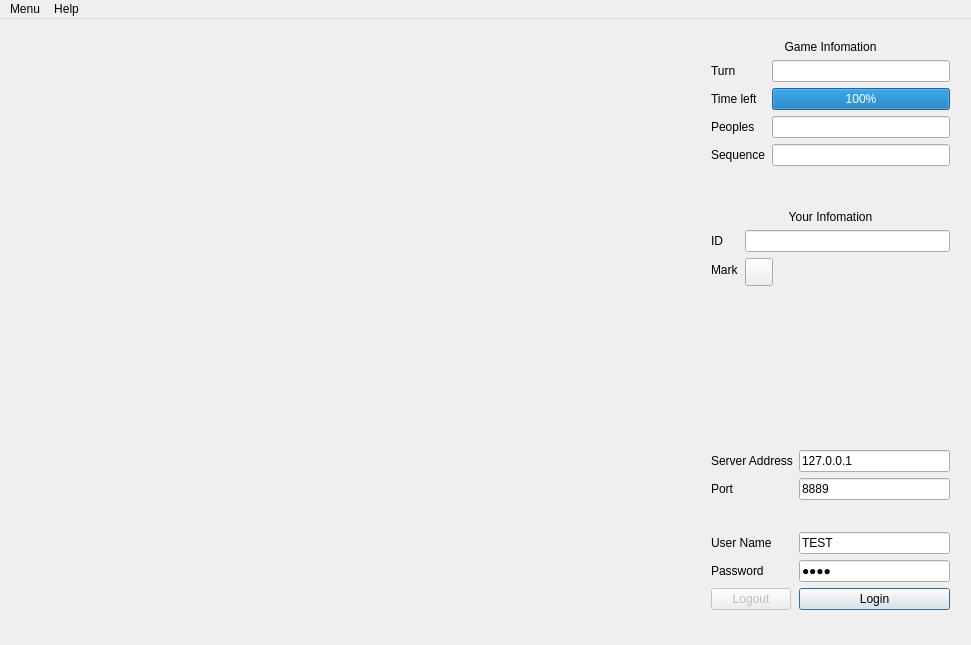
First picture: the form in Client.Qt/MainWindow.ui, repository HadesD/CaroOnline, before the edit.
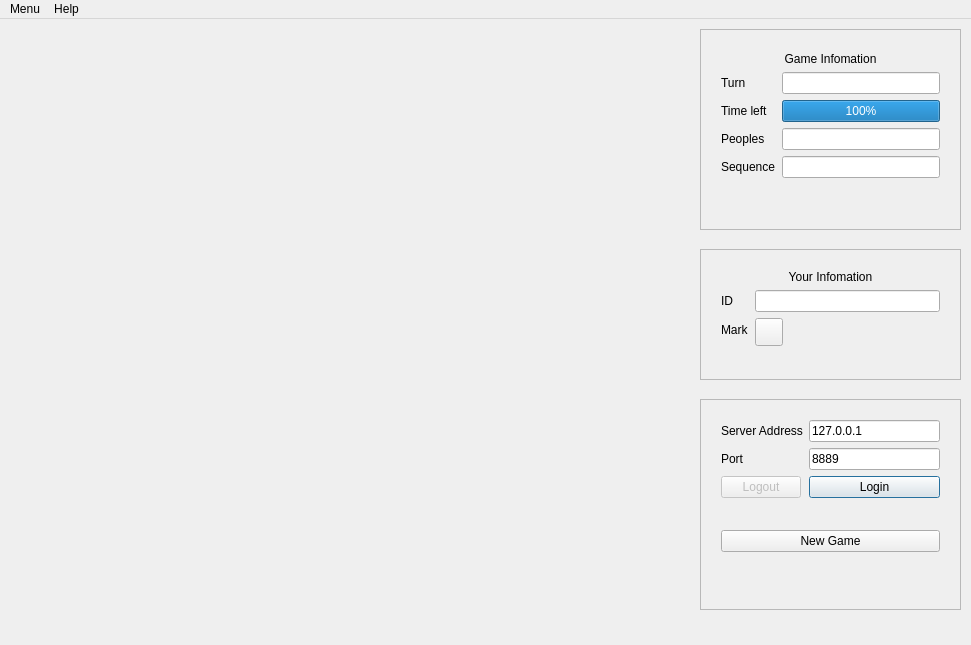
Second picture: the form after the edit. Icons and pictures are not drawn.

Commit message: Re-design form

```diff
--- a/Client.Qt/MainWindow.ui
+++ b/Client.Qt/MainWindow.ui
@@ -1307,13 +1307,122 @@
      </property>
     </layout>
    </widget>
+   <widget class="QFrame" name="frame">
+    <property name="geometry">
+     <rect>
+      <x>700</x>
+      <y>230</y>
+      <width>261</width>
+      <height>131</height>
+     </rect>
+    </property>
+    <property name="frameShape">
+     <enum>QFrame::StyledPanel</enum>
+    </property>
+    <property name="frameShadow">
+     <enum>QFrame::Raised</enum>
+    </property>
+    <widget class="QWidget" name="formLayoutWidget_3">
+     <property name="geometry">
+      <rect>
+       <x>10</x>
+       <y>10</y>
+       <width>241</width>
+       <height>111</height>
+      </rect>
+     </property>
+     <layout class="QFormLayout" name="playerInfoLayout">
+      <property name="verticalSpacing">
+       <number>6</number>
+      </property>
+      <item row="0" column="0" colspan="2">
+       <widget class="QLabel" name="label">
+        <property name="locale">
+         <locale language="English" country="UnitedStates"/>
+        </property>
+        <property name="text">
+         <string>Your Infomation</string>
+        </property>
+        <property name="alignment">
+         <set>Qt::AlignCenter</set>
+        </property>
+       </widget>
+      </item>
+      <item row="1" column="0">
+       <widget class="QLabel" name="label_5">
+        <property name="text">
+         <string>ID</string>
+        </property>
+       </widget>
+      </item>
+      <item row="2" column="0">
+       <widget class="QLabel" name="label_3">
+        <property name="text">
+         <string>Mark</string>
+        </property>
+       </widget>
+      </item>
+      <item row="2" column="1">
+       <widget class="QPushButton" name="playerInfoMarkButton">
+        <property name="enabled">
+         <bool>true</bool>
+        </property>
+        <property name="sizePolicy">
+         <sizepolicy hsizetype="Fixed" vsizetype="Preferred">
+          <horstretch>0</horstretch>
+          <verstretch>0</verstretch>
+         </sizepolicy>
+        </property>
+        <property name="styleSheet">
+         <string notr="true">width: 20px;
+height: 20px;</string>
+        </property>
+        <property name="locale">
+         <locale language="English" country="UnitedStates"/>
+        </property>
+        <property name="text">
+         <string/>
+        </property>
+       </widget>
+      </item>
+      <item row="1" column="1">
+       <widget class="QLineEdit" name="playerInfoShowId">
+        <property name="enabled">
+         <bool>true</bool>
+        </property>
+        <property name="alignment">
+         <set>Qt::AlignCenter</set>
+        </property>
+        <property name="readOnly">
+         <bool>true</bool>
+        </property>
+       </widget>
+      </item>
+     </layout>
+    </widget>
+   </widget>
+   <widget class="QFrame" name="frame_2">
+    <property name="geometry">
+     <rect>
+      <x>700</x>
+      <y>380</y>
+      <width>261</width>
+      <height>211</height>
+     </rect>
+    </property>
+    <property name="frameShape">
+     <enum>QFrame::StyledPanel</enum>
+    </property>
+    <property name="frameShadow">
+     <enum>QFrame::Raised</enum>
+    </property>
    <widget class="QWidget" name="formLayoutWidget">
     <property name="geometry">
      <rect>
-      <x>700</x>
-      <y>420</y>
-      <width>261</width>
-      <height>215</height>
+       <x>10</x>
+       <y>10</y>
+       <width>241</width>
+       <height>186</height>
      </rect>
     </property>
     <layout class="QFormLayout" name="loginFormLayout">
@@ -1351,62 +1460,17 @@
        </property>
       </widget>
      </item>
-     <item row="3" column="0">
-      <widget class="QLabel" name="userNameLabel">
-       <property name="enabled">
+      <item row="2" column="1">
+       <widget class="QPushButton" name="loginButton">
+        <property name="text">
+         <string>Login</string>
+        </property>
+        <property name="default">
         <bool>true</bool>
        </property>
-       <property name="frameShape">
-        <enum>QFrame::NoFrame</enum>
-       </property>
-       <property name="text">
-        <string>User Name</string>
-       </property>
-       <property name="textFormat">
-        <enum>Qt::PlainText</enum>
-       </property>
-      </widget>
-     </item>
-     <item row="3" column="1">
-      <widget class="QLineEdit" name="userNameInput">
-       <property name="locale">
-        <locale language="English" country="UnitedStates"/>
-       </property>
-       <property name="text">
-        <string>TEST</string>
-       </property>
-       <property name="placeholderText">
-        <string>Your login name</string>
-       </property>
-      </widget>
-     </item>
-     <item row="4" column="0">
-      <widget class="QLabel" name="passwordLabel">
-       <property name="text">
-        <string>Password</string>
-       </property>
-       <property name="textFormat">
-        <enum>Qt::PlainText</enum>
-       </property>
-      </widget>
-     </item>
-     <item row="4" column="1">
-      <widget class="QLineEdit" name="passwordInput">
-       <property name="locale">
-        <locale language="English" country="UnitedStates"/>
-       </property>
-       <property name="text">
-        <string>TEST</string>
-       </property>
-       <property name="echoMode">
-        <enum>QLineEdit::Password</enum>
-       </property>
-       <property name="placeholderText">
-        <string>Your password</string>
-       </property>
-      </widget>
-     </item>
-     <item row="5" column="0">
+       </widget>
+      </item>
+      <item row="2" column="0">
       <widget class="QPushButton" name="logoutButton">
        <property name="enabled">
         <bool>false</bool>
@@ -1422,17 +1486,7 @@
        </property>
       </widget>
      </item>
-     <item row="5" column="1">
-      <widget class="QPushButton" name="loginButton">
-       <property name="text">
-        <string>Login</string>
-       </property>
-       <property name="default">
-        <bool>true</bool>
-       </property>
-      </widget>
-     </item>
-     <item row="2" column="0" colspan="2">
+      <item row="3" column="0" colspan="2">
       <spacer name="horizontalSpacer">
        <property name="orientation">
         <enum>Qt::Horizontal</enum>
@@ -1445,15 +1499,38 @@
        </property>
       </spacer>
      </item>
-    </layout>
-   </widget>
+      <item row="4" column="0" colspan="2">
+       <widget class="QPushButton" name="newGameButton">
+        <property name="text">
+         <string>New Game</string>
+        </property>
+       </widget>
+      </item>
+     </layout>
+    </widget>
+   </widget>
+   <widget class="QFrame" name="frame_3">
+    <property name="geometry">
+     <rect>
+      <x>700</x>
+      <y>10</y>
+      <width>261</width>
+      <height>201</height>
+     </rect>
+    </property>
+    <property name="frameShape">
+     <enum>QFrame::StyledPanel</enum>
+    </property>
+    <property name="frameShadow">
+     <enum>QFrame::Raised</enum>
+    </property>
    <widget class="QWidget" name="formLayoutWidget_2">
     <property name="geometry">
      <rect>
-      <x>700</x>
-      <y>10</y>
-      <width>261</width>
-      <height>163</height>
+       <x>10</x>
+       <y>12</y>
+       <width>241</width>
+       <height>181</height>
      </rect>
     </property>
     <layout class="QFormLayout" name="gameStatusLayout">
@@ -1552,83 +1629,6 @@
      </item>
     </layout>
    </widget>
-   <widget class="QWidget" name="formLayoutWidget_3">
-    <property name="geometry">
-     <rect>
-      <x>700</x>
-      <y>180</y>
-      <width>261</width>
-      <height>104</height>
-     </rect>
-    </property>
-    <layout class="QFormLayout" name="playerInfoLayout">
-     <property name="verticalSpacing">
-      <number>6</number>
-     </property>
-     <item row="0" column="0" colspan="2">
-      <widget class="QLabel" name="label">
-       <property name="locale">
-        <locale language="English" country="UnitedStates"/>
-       </property>
-       <property name="text">
-        <string>Your Infomation</string>
-       </property>
-       <property name="alignment">
-        <set>Qt::AlignCenter</set>
-       </property>
-      </widget>
-     </item>
-     <item row="2" column="0">
-      <widget class="QLabel" name="label_3">
-       <property name="text">
-        <string>Mark</string>
-       </property>
-      </widget>
-     </item>
-     <item row="2" column="1">
-      <widget class="QPushButton" name="playerInfoMarkButton">
-       <property name="enabled">
-        <bool>true</bool>
-       </property>
-       <property name="sizePolicy">
-        <sizepolicy hsizetype="Fixed" vsizetype="Preferred">
-         <horstretch>0</horstretch>
-         <verstretch>0</verstretch>
-        </sizepolicy>
-       </property>
-       <property name="styleSheet">
-        <string notr="true">width: 20px;
-height: 20px;</string>
-       </property>
-       <property name="locale">
-        <locale language="English" country="UnitedStates"/>
-       </property>
-       <property name="text">
-        <string/>
-       </property>
-      </widget>
-     </item>
-     <item row="1" column="0">
-      <widget class="QLabel" name="label_5">
-       <property name="text">
-        <string>ID</string>
-       </property>
-      </widget>
-     </item>
-     <item row="1" column="1">
-      <widget class="QLineEdit" name="playerInfoShowId">
-       <property name="enabled">
-        <bool>true</bool>
-       </property>
-       <property name="alignment">
-        <set>Qt::AlignCenter</set>
-       </property>
-       <property name="readOnly">
-        <bool>true</bool>
-       </property>
-      </widget>
-     </item>
-    </layout>
    </widget>
   </widget>
   <widget class="QMenuBar" name="menuBar">
```
Lines whose indentation alone changed are shown as unchanged. The commit also changes 2 other files.
